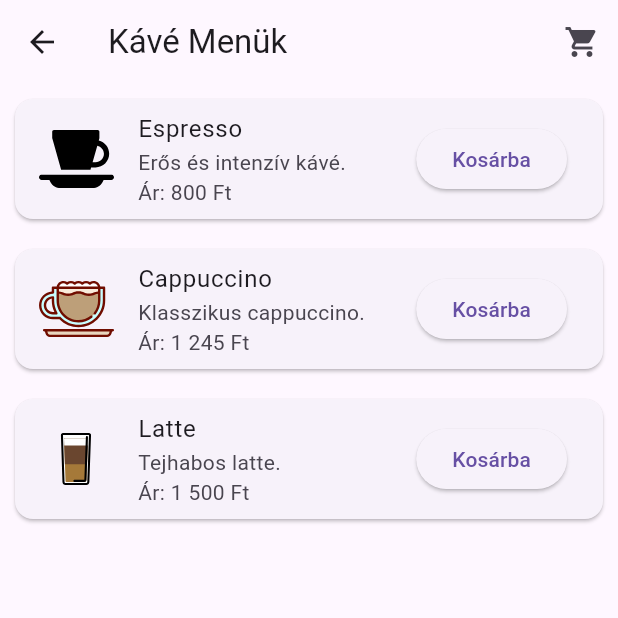
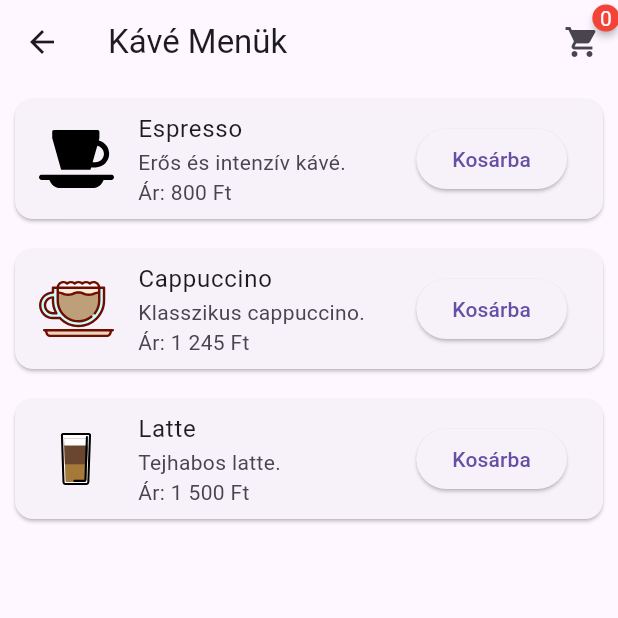
Before and after one commit to dajkagabi/flutter_coffee_shop_2025, a Flutter app: the screen it shows after launch, after a tap on "Menü megtekintése", on a phone screen of 412 x 824 dp, the top half of it. Run offline on Flutter 3.47's test engine with Material 3 defaults, Android fonts, the phone set to English and light mode, and no system bars; drawn by our look-alikes of badges; our stand-ins replace flutter_svg.

Commit message:
badges widget

```diff
--- a/lib/screens/home_screen.dart
+++ b/lib/screens/home_screen.dart
@@ -1,24 +1,41 @@
 import 'package:flutter/material.dart';
 import 'package:flutter_coffee_shop_2025/screens/menu_screen.dart';
-import 'cart_screen.dart'; // Importáld a CartScreen-t
+import 'package:provider/provider.dart';
+import 'cart_screen.dart';
+import '../services/cart_service.dart';
+import 'package:badges/badges.dart' as badges;
 
 class HomeScreen extends StatelessWidget {
   const HomeScreen({super.key});
 
   @override
   Widget build(BuildContext context) {
+    var cart = Provider.of<CartService>(context);
+
     return Scaffold(
       appBar: AppBar(
         title: const Text('Coffee Shop'),
         actions: [
-          IconButton(
+          // Kosár ikon a badge-el
+          badges.Badge(
+            position: badges.BadgePosition.topEnd(top: -7, end: -1),
+            badgeContent: Text(
+              cart.items.length.toString(), // Kosárban lévő termékek száma
+              style: const TextStyle(color: Colors.white),
+            ),
+            badgeStyle: const badges.BadgeStyle(
+              badgeColor: Colors.red, // Piros háttér
+            ),
+            child: IconButton(
               icon: const Icon(Icons.shopping_cart),
               onPressed: () {
+                // Navigálás a kosárhoz
                 Navigator.push(
                   context,
                   MaterialPageRoute(builder: (context) => const CartScreen()),
                 );
               },
+            ),
           ),
         ],
       ),
--- a/lib/screens/menu_screen.dart
+++ b/lib/screens/menu_screen.dart
@@ -5,6 +5,7 @@ import '../services/cart_service.dart';
 import 'package:flutter_svg/flutter_svg.dart';
 import 'package:intl/intl.dart';
 import 'cart_screen.dart';
+import 'package:badges/badges.dart' as badges;
 
 class MenuScreen extends StatelessWidget {
   final List<Coffee> coffees = [
@@ -32,13 +33,23 @@ class MenuScreen extends StatelessWidget {
 
   @override
   Widget build(BuildContext context) {
-    var cart = Provider.of<CartService>(context, listen: false);
+    var cart = Provider.of<CartService>(context);
 
     return Scaffold(
       appBar: AppBar(
         title: const Text('Kávé Menük'),
         actions: [
-          IconButton(
+          // Kosár ikon a badge-el
+          badges.Badge(
+            position: badges.BadgePosition.topEnd(top: -7, end: -1),
+            badgeContent: Text(
+              cart.items.length.toString(), // Kosárban lévő termékek száma
+              style: const TextStyle(color: Colors.white),
+            ),
+            badgeStyle: const badges.BadgeStyle(
+              badgeColor: Colors.red, // Piros háttér
+            ),
+            child: IconButton(
               icon: const Icon(Icons.shopping_cart),
               onPressed: () {
                 // Navigálás a kosárhoz
@@ -47,6 +58,7 @@ class MenuScreen extends StatelessWidget {
                   MaterialPageRoute(builder: (context) => const CartScreen()),
                 );
               },
+            ),
           ),
         ],
       ),
@@ -60,7 +72,7 @@ class MenuScreen extends StatelessWidget {
               leading: SvgPicture.asset(coffee.imageUrl, width: 50, height: 50),
               title: Text(coffee.name),
               subtitle: Text(
-                  "${coffee.description}\nÁr: ${NumberFormat.currency(locale: 'hu_HU', symbol: 'Ft').format(coffee.price)}"),
+                  "${coffee.description}\nÁr: ${NumberFormat.currency(locale: 'hu_HU', symbol: 'Ft').format(coffee.price)}"), // Formázott ár
               trailing: ElevatedButton(
                 onPressed: () {
                   cart.addToCart(coffee.id, coffee.name, coffee.price);
--- a/pubspec.yaml
+++ b/pubspec.yaml
@@ -37,6 +37,7 @@ dependencies:
   flutter_svg: ^2.0.17
   logger: ^2.5.0
   intl: 0.20.2
+  badges: ^3.1.2
   # The following adds the Cupertino Icons font to your application.
   # Use with the CupertinoIcons class for iOS style icons.
   cupertino_icons: ^1.0.8
```
Also changed, not shown: pubspec.lock. Lines whose indentation alone changed are shown as unchanged.
